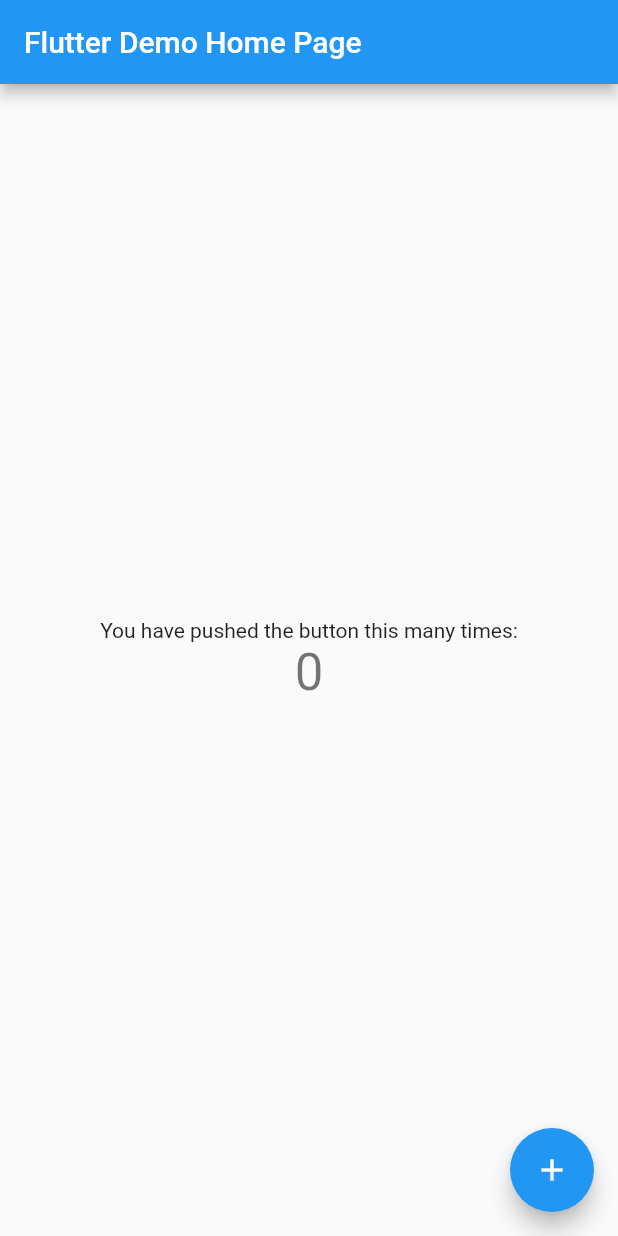
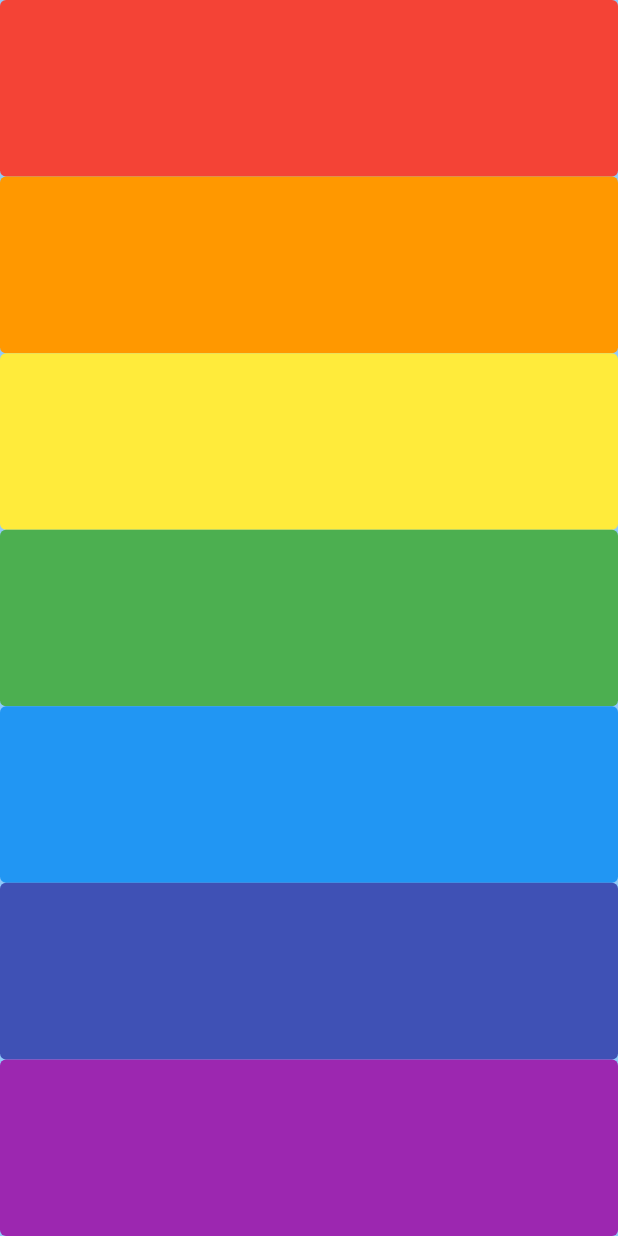
Before and after one commit to UT07/Xylophone, a Flutter app: the screen it shows after launch, on a phone screen of 412 x 824 dp. Run offline on Flutter 3.47's test engine with Material 2 defaults, Android fonts, the phone set to English and light mode, and no system bars; our stand-ins replace audioplayers.

Commit message:
Made a method buildKey to build keys and play sounds

```diff
--- a/lib/main.dart
+++ b/lib/main.dart
@@ -1,113 +1,54 @@
 import 'package:flutter/material.dart';
+import 'package:audioplayers/audioplayers.dart';
+import 'package:flutter/services.dart';
 
 void main() {
-  runApp(MyApp());
+  WidgetsFlutterBinding.ensureInitialized();
+  SystemChrome.setEnabledSystemUIOverlays([SystemUiOverlay.bottom]);
+  runApp(XylophoneApp());
 }
 
-class MyApp extends StatelessWidget {
-  // This widget is the root of your application.
-  @override
-  Widget build(BuildContext context) {
-    return MaterialApp(
-      title: 'Flutter Demo',
-      theme: ThemeData(
-        // This is the theme of your application.
-        //
-        // Try running your application with "flutter run". You'll see the
-        // application has a blue toolbar. Then, without quitting the app, try
-        // changing the primarySwatch below to Colors.green and then invoke
-        // "hot reload" (press "r" in the console where you ran "flutter run",
-        // or simply save your changes to "hot reload" in a Flutter IDE).
-        // Notice that the counter didn't reset back to zero; the application
-        // is not restarted.
-        primarySwatch: Colors.blue,
+class XylophoneApp extends StatelessWidget {
+  void _playSound(int soundNumber) {
+    final player = AudioCache();
+    player.play('note$soundNumber.wav');
+  }
+
+  Expanded buildKey(Color color, int soundNumber) {
+    return Expanded(
+      child: TextButton(
+        style: ButtonStyle(
+          backgroundColor: MaterialStateProperty.all(color),
+        ),
+        child: Text(''),
+        onPressed: () {
+          _playSound(soundNumber);
+        },
       ),
-      home: MyHomePage(title: 'Flutter Demo Home Page'),
     );
-  }
-}
-
-class MyHomePage extends StatefulWidget {
-  MyHomePage({Key? key, required this.title}) : super(key: key);
-
-  // This widget is the home page of your application. It is stateful, meaning
-  // that it has a State object (defined below) that contains fields that affect
-  // how it looks.
-
-  // This class is the configuration for the state. It holds the values (in this
-  // case the title) provided by the parent (in this case the App widget) and
-  // used by the build method of the State. Fields in a Widget subclass are
-  // always marked "final".
-
-  final String title;
-
-  @override
-  _MyHomePageState createState() => _MyHomePageState();
-}
-
-class _MyHomePageState extends State<MyHomePage> {
-  int _counter = 0;
-
-  void _incrementCounter() {
-    setState(() {
-      // This call to setState tells the Flutter framework that something has
-      // changed in this State, which causes it to rerun the build method below
-      // so that the display can reflect the updated values. If we changed
-      // _counter without calling setState(), then the build method would not be
-      // called again, and so nothing would appear to happen.
-      _counter++;
-    });
   }
 
   @override
   Widget build(BuildContext context) {
-    // This method is rerun every time setState is called, for instance as done
-    // by the _incrementCounter method above.
-    //
-    // The Flutter framework has been optimized to make rerunning build methods
-    // fast, so that you can just rebuild anything that needs updating rather
-    // than having to individually change instances of widgets.
-    return Scaffold(
-      appBar: AppBar(
-        // Here we take the value from the MyHomePage object that was created by
-        // the App.build method, and use it to set our appbar title.
-        title: Text(widget.title),
-      ),
-      body: Center(
-        // Center is a layout widget. It takes a single child and positions it
-        // in the middle of the parent.
-        child: Column(
-          // Column is also a layout widget. It takes a list of children and
-          // arranges them vertically. By default, it sizes itself to fit its
-          // children horizontally, and tries to be as tall as its parent.
-          //
-          // Invoke "debug painting" (press "p" in the console, choose the
-          // "Toggle Debug Paint" action from the Flutter Inspector in Android
-          // Studio, or the "Toggle Debug Paint" command in Visual Studio Code)
-          // to see the wireframe for each widget.
-          //
-          // Column has various properties to control how it sizes itself and
-          // how it positions its children. Here we use mainAxisAlignment to
-          // center the children vertically; the main axis here is the vertical
-          // axis because Columns are vertical (the cross axis would be
-          // horizontal).
-          mainAxisAlignment: MainAxisAlignment.center,
-          children: <Widget>[
-            Text(
-              'You have pushed the button this many times:',
-            ),
-            Text(
-              '$_counter',
-              style: Theme.of(context).textTheme.headline4,
-            ),
-          ],
+    return MaterialApp(
+      theme: ThemeData(backgroundColor: Colors.black),
+      home: Scaffold(
+        backgroundColor: Theme.of(context).backgroundColor,
+        body: SafeArea(
+          child: Column(
+            crossAxisAlignment: CrossAxisAlignment.stretch,
+            children: [
+              buildKey(Colors.red, 1),
+              buildKey(Colors.orange, 2),
+              buildKey(Colors.yellow, 3),
+              buildKey(Colors.green, 4),
+              buildKey(Colors.blue, 5),
+              buildKey(Colors.indigo, 6),
+              buildKey(Colors.purple, 7),
+            ],
+          ),
         ),
       ),
-      floatingActionButton: FloatingActionButton(
-        onPressed: _incrementCounter,
-        tooltip: 'Increment',
-        child: Icon(Icons.add),
-      ), // This trailing comma makes auto-formatting nicer for build methods.
     );
   }
 }
```
Also changed, not shown: pubspec.yaml (+12 -2 lines), pubspec.lock, 8 other files.
